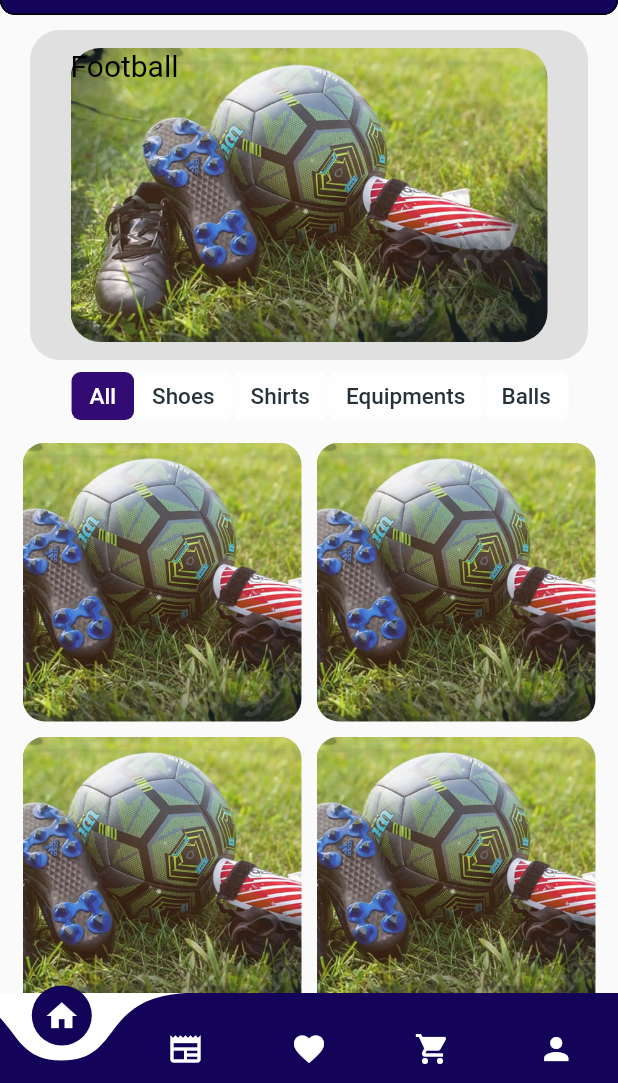
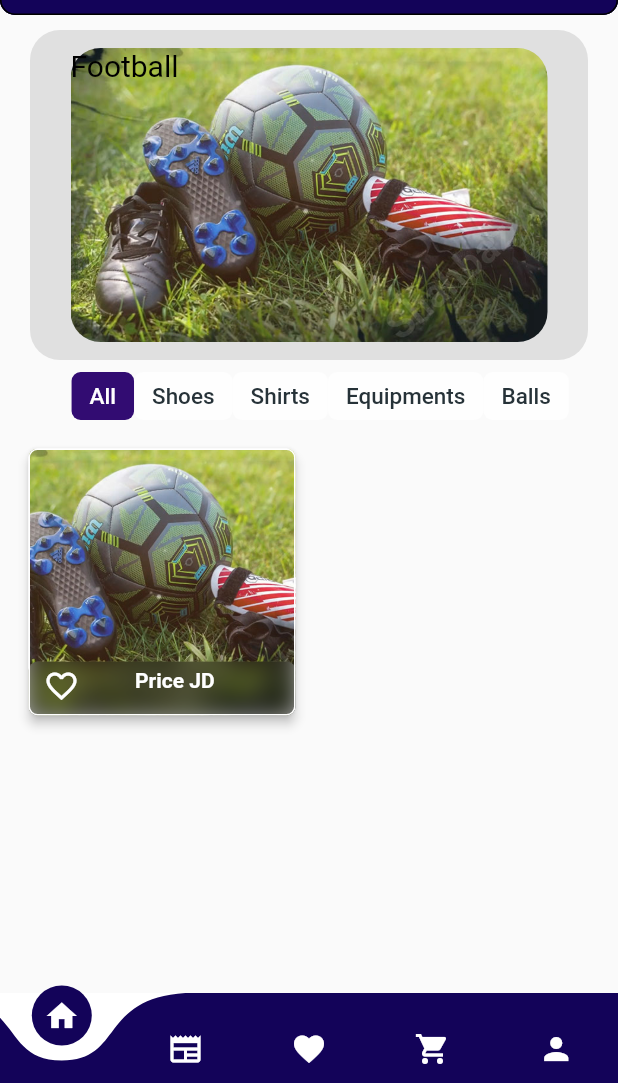
Before and after one commit to MoHourani01/SportCenterPorject, a Flutter app: the screen it shows after launch, on a phone screen of 412 x 824 dp, the part 153-1236 px from its top. Run offline on Flutter 3.47's test engine with Material 2 defaults, Android fonts, the phone set to English and light mode, and no system bars; drawn by our look-alikes of curved_navigation_bar; our stand-ins replace bloc, dio, firebase_core, flutter_bloc, shared_preferences; accounts and stored records are empty.

Commit message:
homePagee

```diff
--- a/sport_center_project/lib/Screens/home/home_screen.dart
+++ b/sport_center_project/lib/Screens/home/home_screen.dart
@@ -1,3 +1,5 @@
+import 'dart:ui';
+
 import 'package:flutter/material.dart';
 
 class HomeScreen extends StatefulWidget {
@@ -144,7 +146,8 @@ class _HomeScreenState extends State<HomeScreen> {
                                     fontWeight: FontWeight.w500,
                                     color: items[i] == items[indexItems]
                                         ? Colors.white
-                                        : Colors.blueGrey.shade900.withOpacity(1),
+                                        : Colors.blueGrey.shade900
+                                            .withOpacity(1),
                                   ),
                                 ),
                               ),
@@ -154,7 +157,7 @@ class _HomeScreenState extends State<HomeScreen> {
                     ),
                   ),
                   Padding(
-                    padding: const EdgeInsets.only(left: 15,right: 15),
+                    padding: const EdgeInsets.only(left: 15, right: 15),
                     child: GridView.count(
                       crossAxisCount: 2,
                       crossAxisSpacing: 10,
@@ -162,43 +165,67 @@ class _HomeScreenState extends State<HomeScreen> {
                       shrinkWrap: true,
                       primary: false,
                       children: [
-                          Container(
+                        Card(
+                          elevation: 3,
+                          shape: RoundedRectangleBorder(
+                            side: BorderSide(
+                              color: Theme.of(context).colorScheme.outline,
+                            ),
+                            borderRadius: const BorderRadius.all(Radius.circular(6)),
+                          ),
+                          child: Container(
+                            height: 160,
                             decoration: BoxDecoration(
-                              borderRadius: BorderRadius.circular(15),
+                                borderRadius: BorderRadius.circular(6.0),
                                 image: DecorationImage(
-                                image: AssetImage('assets/images/Soccer.jpg',
-                                ),
-                                fit: BoxFit.cover,
+                                    image: AssetImage('assets/images/Soccer.jpg'),
+                                    fit: BoxFit.cover)),
+                            child: Column(
+                              mainAxisAlignment: MainAxisAlignment.end,
+                              children: [
+                                ClipRRect(
+                                  borderRadius: BorderRadius.circular(6.0),
+                                  child: BackdropFilter(
+                                    filter: ImageFilter.blur(sigmaX: 7.0, sigmaY: 7.0),
+                                    child: Container(
+                                        height: 36,
+                                        width: double.infinity,
+                                        decoration:
+                                        BoxDecoration(color: Colors.black.withOpacity(0.3)),
+                                        child: Padding(
+                                          padding: const EdgeInsets.only(left: 10, bottom: 3),
+                                          child: Row(
+                                            mainAxisAlignment: MainAxisAlignment.spaceBetween,
+                                            children: [
+                                            Row(
+                                            crossAxisAlignment: CrossAxisAlignment.start,
+                                            children: [
+                                              InkWell(
+                                                onTap: () {
+                                                },
+                                                child: Icon(
+                                                  Icons.favorite_border,
+                                                  color: Colors.white,
                                                 ),
                                               ),
-                          ),
-                          Container(
-                            decoration: BoxDecoration(
-                              borderRadius: BorderRadius.circular(15),
-                              image: DecorationImage(
-                                image: AssetImage('assets/images/Soccer.jpg',
-                                ),
-                                fit: BoxFit.cover,
+                                              Padding(
+                                                padding: const EdgeInsets.only(
+                                                    left: 37, right: 15),
+                                                child: Text(
+                                                  'Price JD',
+                                                  style: const TextStyle(
+                                                      color: Colors.white,
+                                                      fontWeight: FontWeight.w600),
                                                 ),
                                               ),
+                                            ],
                                           ),
-                          Container(
-                            decoration: BoxDecoration(
-                              borderRadius: BorderRadius.circular(15),
-                              image: DecorationImage(
-                                image: AssetImage('assets/images/Soccer.jpg',
+                                            ],
                                           ),
-                                fit: BoxFit.cover,
+                                        )),
                                   ),
                                 ),
-                          ),
-                          Container(
-                            decoration: BoxDecoration(
-                              borderRadius: BorderRadius.circular(15),
-                              image: DecorationImage(
-                                image: AssetImage('assets/images/Soccer.jpg',
-                                ),
-                                fit: BoxFit.cover,
+                              ],
                             ),
                           ),
                         ),
```
Lines whose indentation alone changed are shown as unchanged.
